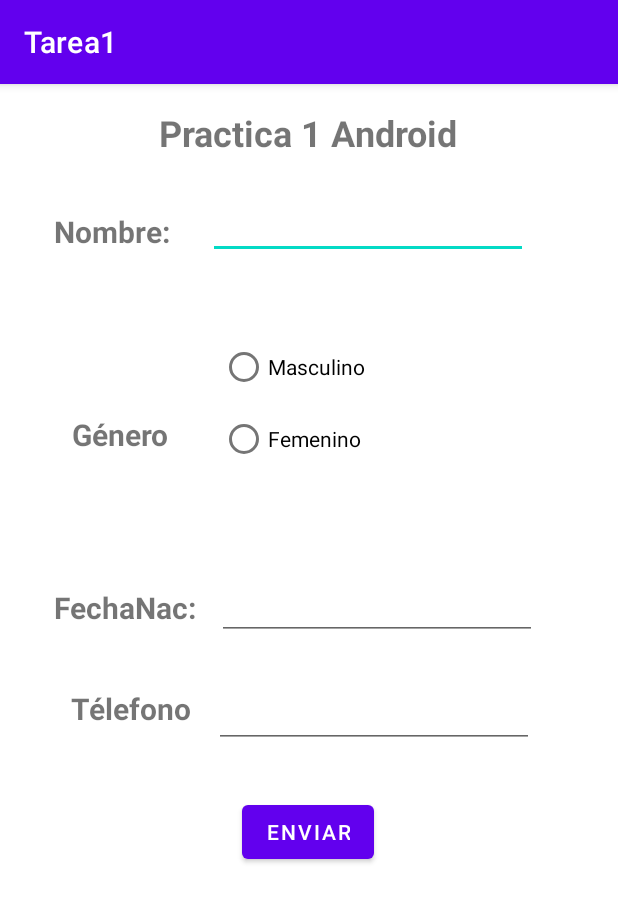
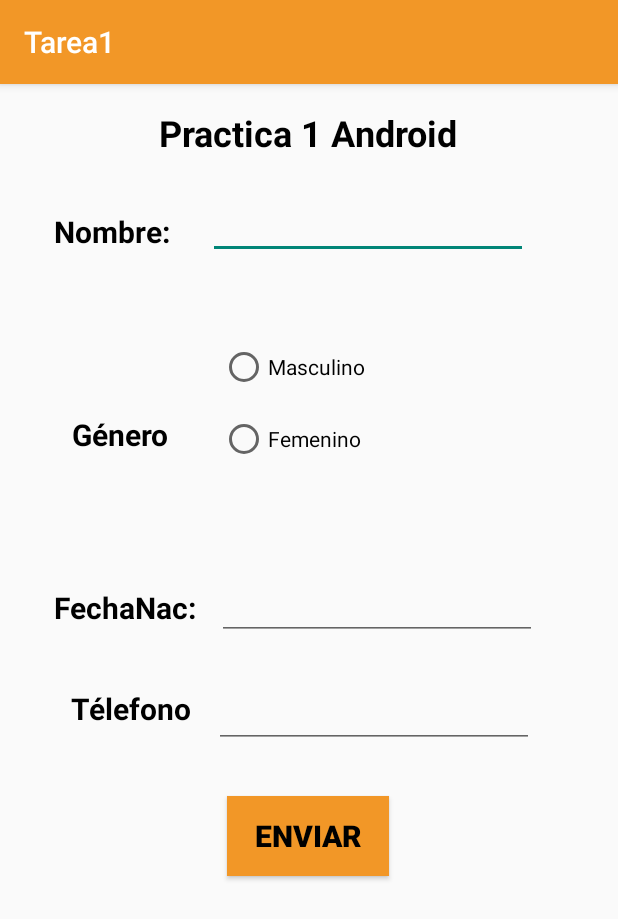
Before and after one commit to mmendezg2/Tarea1-AndroidStudio, an Android app: the screen it shows after launch (MainActivity), on a phone screen of 412 x 824 dp. Shown: the top 919 px of the screen. Run offline under Robolectric (Android 15) with nearby library versions, the phone set to English and light mode, and no system bars.

Commit message:
2 Cambios Realizados

```diff
--- a/app/src/main/res/layout/activity_main.xml
+++ b/app/src/main/res/layout/activity_main.xml
@@ -17,6 +17,7 @@
             android:layout_height="wrap_content"
             android:layout_marginTop="16dp"
             android:text="Practica 1 Android"
+            android:textColor="#000000"
             android:textSize="24sp"
             android:textStyle="bold"
             app:layout_constraintEnd_toEndOf="parent"
@@ -31,6 +32,7 @@
             android:layout_marginStart="36dp"
             android:layout_marginTop="36dp"
             android:text="Nombre:"
+            android:textColor="#000000"
             android:textSize="20sp"
             android:textStyle="bold"
             app:layout_constraintStart_toStartOf="parent"
@@ -45,6 +47,7 @@
             android:ems="10"
             android:inputType="textPersonName"
             android:minHeight="48dp"
+            android:textColor="#000000"
             app:layout_constraintBottom_toBottomOf="@+id/txtVNombre"
             app:layout_constraintEnd_toEndOf="parent"
             app:layout_constraintTop_toBottomOf="@+id/txtPractica1"
@@ -57,6 +60,7 @@
             android:layout_marginStart="48dp"
             android:layout_marginTop="108dp"
             android:text="Género"
+            android:textColor="#000000"
             android:textSize="20sp"
             android:textStyle="bold"
             app:layout_constraintEnd_toStartOf="@+id/radioGroup2"
@@ -79,13 +83,17 @@
                 android:id="@+id/rbtnMasculino"
                 android:layout_width="match_parent"
                 android:layout_height="wrap_content"
-                android:text="Masculino" />
+                android:minHeight="48dp"
+                android:text="Masculino"
+                android:textColor="#000000" />
 
             <RadioButton
                 android:id="@+id/rbtnFemenino"
                 android:layout_width="match_parent"
                 android:layout_height="wrap_content"
-                android:text="Femenino" />
+                android:minHeight="48dp"
+                android:text="Femenino"
+                android:textColor="#000000" />
         </RadioGroup>
 
         <TextView
@@ -95,6 +103,7 @@
             android:layout_marginStart="36dp"
             android:layout_marginTop="88dp"
             android:text="FechaNac:"
+            android:textColor="#000000"
             android:textSize="20sp"
             android:textStyle="bold"
             app:layout_constraintStart_toStartOf="parent"
@@ -108,6 +117,7 @@
             android:ems="10"
             android:inputType="textPersonName"
             android:minHeight="48dp"
+            android:textColor="#000000"
             app:layout_constraintEnd_toEndOf="parent"
             app:layout_constraintHorizontal_bias="0.202"
             app:layout_constraintStart_toEndOf="@+id/textView8"
@@ -121,6 +131,7 @@
             android:layout_marginStart="36dp"
             android:layout_marginTop="40dp"
             android:text="Télefono"
+            android:textColor="#000000"
             android:textSize="20sp"
             android:textStyle="bold"
             app:layout_constraintEnd_toStartOf="@+id/txtTelefono"
@@ -137,17 +148,22 @@
             android:ems="10"
             android:inputType="textPersonName"
             android:minHeight="48dp"
+            android:textColor="#050505"
             app:layout_constraintEnd_toEndOf="parent"
             app:layout_constraintTop_toBottomOf="@+id/txtFechaNac"
             tools:ignore="SpeakableTextPresentCheck" />
 
         <Button
             android:id="@+id/btnEnviar"
-            android:layout_width="wrap_content"
-            android:layout_height="wrap_content"
+            android:layout_width="108dp"
+            android:layout_height="53dp"
             android:layout_marginTop="32dp"
+            android:background="#f29727"
             android:onClick="BtnEnviar"
             android:text="Enviar"
+            android:textColor="#000000"
+            android:textSize="20sp"
+            android:textStyle="bold"
             app:layout_constraintEnd_toEndOf="parent"
             app:layout_constraintHorizontal_bias="0.498"
             app:layout_constraintStart_toStartOf="parent"
--- a/app/src/main/res/values/colors.xml
+++ b/app/src/main/res/values/colors.xml
@@ -7,4 +7,5 @@
     <color name="teal_700">#FF018786</color>
     <color name="black">#FF000000</color>
     <color name="white">#FFFFFFFF</color>
+    <color name="NaranjitoClaro">#f29727</color>
 </resources>
--- a/app/src/main/res/values/themes.xml
+++ b/app/src/main/res/values/themes.xml
@@ -1,9 +1,9 @@
 <resources xmlns:tools="http://schemas.android.com/tools">
     <!-- Base application theme. -->
-    <style name="Theme.Tarea1" parent="Theme.MaterialComponents.DayNight.DarkActionBar">
+    <style name="Theme.Tarea1" parent="Theme.AppCompat.Light.DarkActionBar">
         <!-- Primary brand color. -->
-        <item name="colorPrimary">@color/purple_500</item>
-        <item name="colorPrimaryVariant">@color/purple_700</item>
+        <item name="colorPrimary">@color/NaranjitoClaro</item>
+        <item name="colorPrimaryVariant">@color/NaranjitoClaro</item>
         <item name="colorOnPrimary">@color/white</item>
         <!-- Secondary brand color. -->
         <item name="colorSecondary">@color/teal_200</item>
@@ -12,5 +12,9 @@
         <!-- Status bar color. -->
         <item name="android:statusBarColor" tools:targetApi="l">?attr/colorPrimaryVariant</item>
         <!-- Customize your theme here. -->
+
+        <item name="android:navigationBarColor" >@color/NaranjitoClaro</item>
+
+
     </style>
 </resources>
```
Also changed, not shown: app/src/main/java/com/example/tarea1/MainDatosPersonales.java (+17 -0 lines), app/src/main/res/layout/activity_main_datos_personales.xml (+11 -1 lines).
